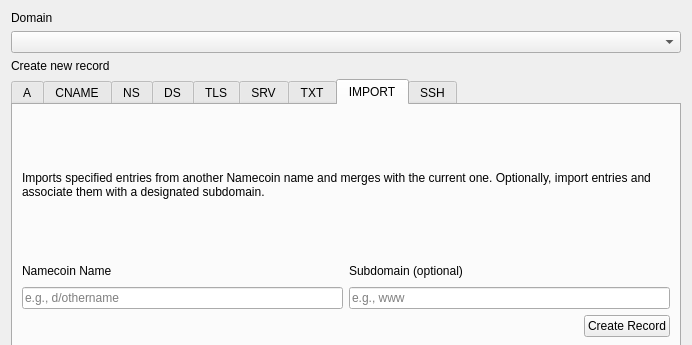
Old version of the form electrum_nmc/electrum/gui/qt/forms/dnsdialog.ui in the repository spaceexpanse/electrum-chi; both pictures show x 0 to 692 and y 0 to 345 of the 692 by 635 pixel window.
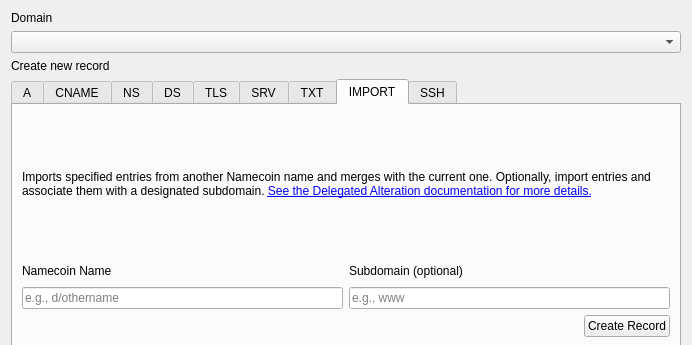
New version of the form. The open tabs and pages were chosen to show the change. Custom widgets are drawn as their Qt base class.

Commit message: Namecoin: Link to Import docs

```diff
--- a/electrum_nmc/electrum/gui/qt/forms/dnsdialog.ui
+++ b/electrum_nmc/electrum/gui/qt/forms/dnsdialog.ui
@@ -884,7 +884,10 @@
        <item>
         <widget class="QLabel" name="labelIMPORTDesc">
          <property name="text">
-          <string>Imports specified entries from another Namecoin name and merges with the current one. Optionally, import entries and associate them with a designated subdomain.</string>
+          <string>Imports specified entries from another Namecoin name and merges with the current one. Optionally, import entries and associate them with a designated subdomain.  &lt;a href="https://www.namecoin.org/docs/name-owners/delegated-alteration/"&gt;See the Delegated Alteration documentation for more details.&lt;/a&gt;</string>
+         </property>
+         <property name="openExternalLinks">
+          <bool>true</bool>
          </property>
          <property name="wordWrap">
           <bool>true</bool>
```
